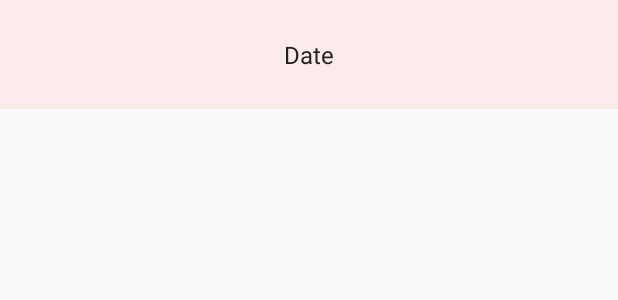
After one commit to akshayyadav76/Workout_App, an Android app: the layout item_history.xml on its own in the app's theme, with its tools: preview values and no code run, on a phone screen of 412 x 824 dp. The commit adds this screen. Shown: the top 300 px of the screen. Run offline under Robolectric (Android 15) with nearby library versions, the phone set to English and light mode, and no system bars.

Commit message:
fix some bugs....

```diff
--- a/app/src/main/java/com/ak/workoutapp/finish_activity.kt
+++ b/app/src/main/java/com/ak/workoutapp/finish_activity.kt
@@ -6,6 +6,7 @@ import android.util.Log
 import kotlinx.android.synthetic.main.activity_finish_activity.*
 import java.text.SimpleDateFormat
 import java.util.*
+import kotlin.collections.ArrayList
 import kotlin.math.log
 
 class finish_activity : AppCompatActivity() {
@@ -48,4 +49,6 @@ class finish_activity : AppCompatActivity() {
     }
 
 
+
+
 }
--- /dev/null
+++ b/app/src/main/res/layout/item_history.xml
@@ -0,0 +1,36 @@
+<?xml version="1.0" encoding="utf-8"?>
+<LinearLayout xmlns:android="http://schemas.android.com/apk/res/android"
+    android:id="@+id/ll_history"
+    android:orientation="horizontal"
+    android:layout_width="match_parent"
+    android:layout_height="wrap_content"
+    android:padding="15dp"
+    android:background="#FBEBEB"
+
+    >
+
+   <TextView
+       android:id="@+id/tv_position"
+       android:layout_height="wrap_content"
+       android:layout_width="wrap_content"
+       android:gravity="center"
+       android:textColor="#212121"
+       android:textSize="16dp"
+
+       />
+
+    <TextView
+        android:id="@+id/tvItem"
+        android:layout_height="wrap_content"
+        android:layout_width="0dp"
+        android:padding="10dp"
+        android:gravity="center"
+        android:layout_weight="1"
+        android:textColor="#212121"
+        android:textSize="16dp"
+        android:text="Date"
+
+        />
+
+
+</LinearLayout>
```
Also changed, not shown: app/src/main/java/com/ak/workoutapp/history.kt (+13 -0 lines), app/src/main/java/com/ak/workoutapp/sqliteOpenHelper.kt (+12 -0 lines).
